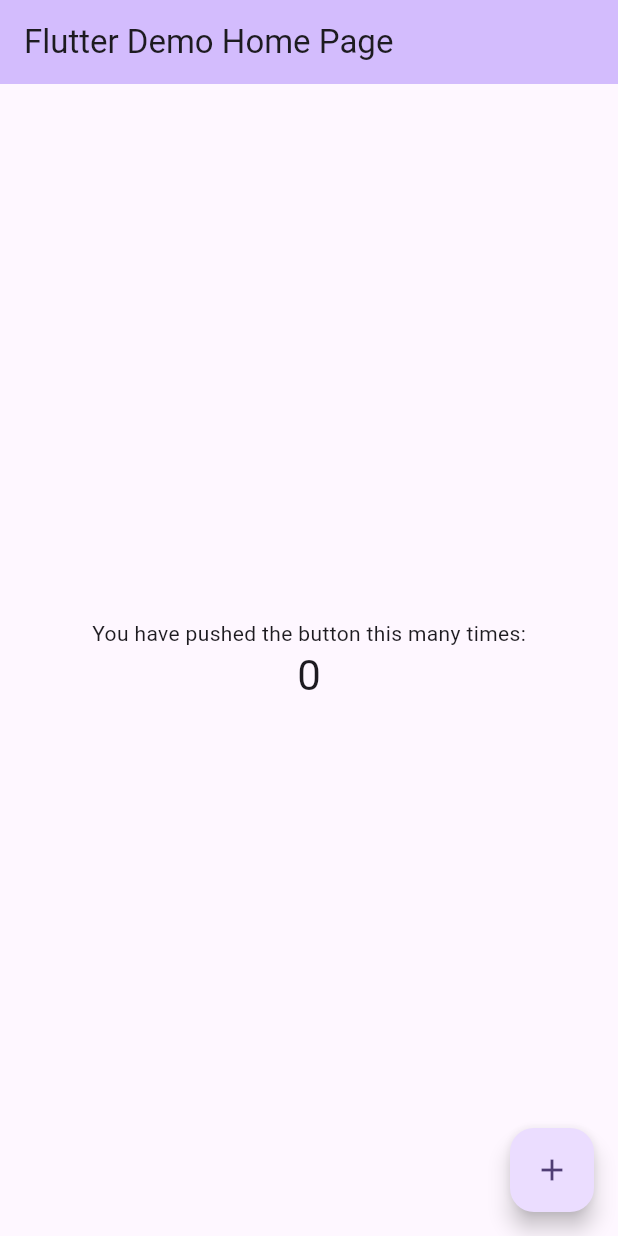
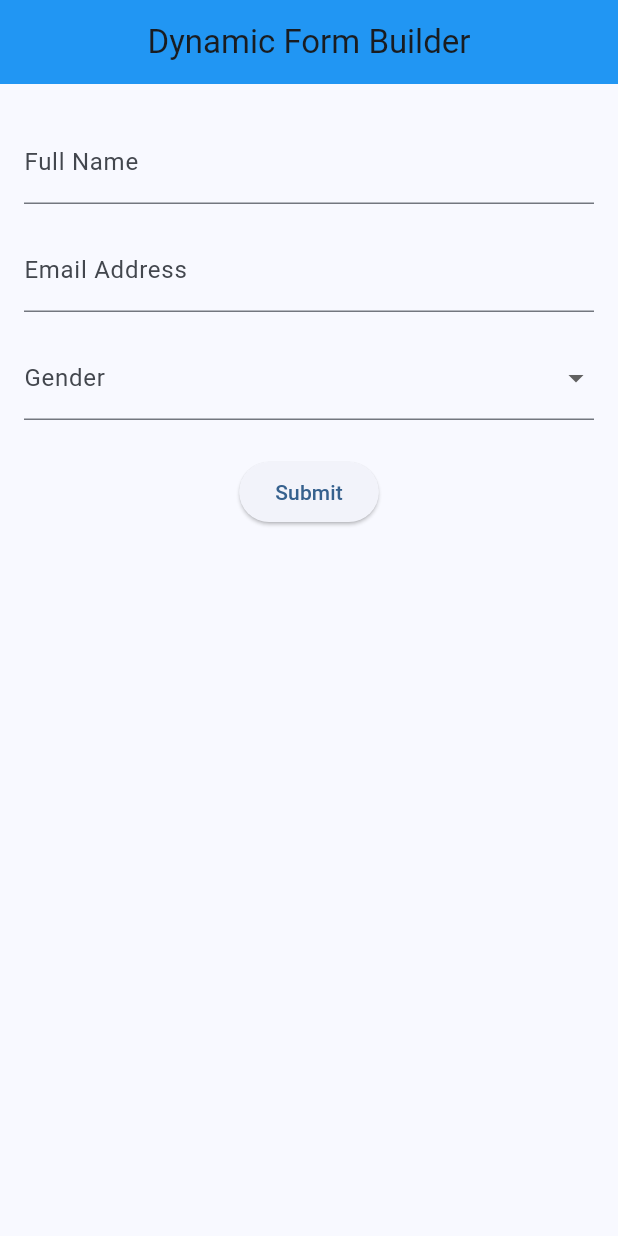
Before and after one commit to Excelsior-Technologies-Community/flutter_dynamic_form_builder, a Flutter app: the screen it shows after launch, on a phone screen of 412 x 824 dp. Run offline on Flutter 3.47's test engine with Material 3 defaults, Android fonts, the phone set to English and light mode, and no system bars.

Commit message:
dynamic_form_builder and add the packages.

```diff
--- /dev/null
+++ b/dynamic_form_builder/analysis_options.yaml
@@ -0,0 +1,4 @@
+include: package:flutter_lints/flutter.yaml
+
+# Additional information about this file can be found at
+# https://dart.dev/guides/language/analysis-options
--- /dev/null
+++ b/dynamic_form_builder/lib/dynamic_form_builder.dart
@@ -0,0 +1,6 @@
+library flutter_dynamic_form;
+
+
+export 'src/dynamic_form.dart';
+export 'src/form_controller.dart';
+export 'src/form_models.dart';
--- /dev/null
+++ b/dynamic_form_builder/lib/src/dynamic_form.dart
@@ -0,0 +1,52 @@
+import 'package:flutter/material.dart';
+import 'form_models.dart';
+import 'form_controller.dart';
+import 'form_field_factory.dart';
+
+
+class DynamicForm extends StatelessWidget {
+  final List<Map<String, dynamic>> json;
+  final DynamicFormController controller;
+  final VoidCallback onSubmit;
+
+
+  DynamicForm({
+    super.key,
+    required this.json,
+    required this.controller,
+    required this.onSubmit,
+  });
+
+
+  final _formKey = GlobalKey<FormState>();
+
+
+  @override
+  Widget build(BuildContext context) {
+    final fields = json.map((e) => DynamicFormField.fromMap(e)).toList();
+
+
+    return Form(
+      key: _formKey,
+      child: Column(
+        children: [
+          ...fields.map(
+                (f) => Padding(
+              padding: const EdgeInsets.symmetric(vertical: 8),
+              child: FormFieldFactory.buildField(f, controller),
+            ),
+          ),
+          const SizedBox(height: 16),
+          ElevatedButton(
+            onPressed: () {
+              if (_formKey.currentState!.validate()) {
+                onSubmit();
+              }
+            },
+            child: const Text('Submit'),
+          )
+        ],
+      ),
+    );
+  }
+}
--- /dev/null
+++ b/dynamic_form_builder/lib/src/form_controller.dart
@@ -0,0 +1,17 @@
+import 'package:flutter/material.dart';
+
+
+class DynamicFormController {
+  final Map<String, dynamic> values = {};
+
+
+  void setValue(String key, dynamic value) {
+    values[key] = value;
+  }
+
+
+  dynamic getValue(String key) => values[key];
+
+
+  Map<String, dynamic> getAllValues() => values;
+}
--- /dev/null
+++ b/dynamic_form_builder/lib/src/form_field_factory.dart
@@ -0,0 +1,44 @@
+import 'package:flutter/material.dart';
+import 'form_models.dart';
+import 'form_controller.dart';
+
+
+class FormFieldFactory {
+  static Widget buildField(
+      DynamicFormField field,
+      DynamicFormController controller,
+      ) {
+    switch (field.type) {
+      case 'text':
+        return TextFormField(
+          decoration: InputDecoration(labelText: field.label),
+          validator: field.required
+              ? (v) => v == null || v.isEmpty ? 'Required' : null
+              : null,
+          onChanged: (v) => controller.setValue(field.keyName, v),
+        );
+
+
+      case 'email':
+        return TextFormField(
+          decoration: InputDecoration(labelText: field.label),
+          keyboardType: TextInputType.emailAddress,
+          onChanged: (v) => controller.setValue(field.keyName, v),
+        );
+
+
+      case 'dropdown':
+        return DropdownButtonFormField(
+          decoration: InputDecoration(labelText: field.label),
+          items: field.options!
+              .map((e) => DropdownMenuItem(value: e, child: Text(e)))
+              .toList(),
+          onChanged: (v) => controller.setValue(field.keyName, v),
+        );
+
+
+      default:
+        return const SizedBox();
+    }
+  }
+}
--- /dev/null
+++ b/dynamic_form_builder/lib/src/form_models.dart
@@ -0,0 +1,27 @@
+class DynamicFormField {
+  final String type;
+  final String label;
+  final String keyName;
+  final bool required;
+  final List<dynamic>? options;
+
+
+  DynamicFormField({
+    required this.type,
+    required this.label,
+    required this.keyName,
+    this.required = false,
+    this.options,
+  });
+
+
+  factory DynamicFormField.fromMap(Map<String, dynamic> map) {
+    return DynamicFormField(
+      type: map['type'],
+      label: map['label'],
+      keyName: map['key'],
+      required: map['required'] ?? false,
+      options: map['options'],
+    );
+  }
+}
--- /dev/null
+++ b/lib/flutter_dynamic_form.dart
@@ -0,0 +1,6 @@
+library flutter_dynamic_form;
+
+
+export 'src/dynamic_form.dart';
+export 'src/form_controller.dart';
+export 'src/form_models.dart';
--- a/lib/main.dart
+++ b/lib/main.dart
@@ -1,4 +1,5 @@
 import 'package:flutter/material.dart';
+import 'flutter_dynamic_form.dart';
 
 void main() {
   runApp(const MyApp());
@@ -7,115 +8,76 @@ void main() {
 class MyApp extends StatelessWidget {
   const MyApp({super.key});
 
-  // This widget is the root of your application.
   @override
   Widget build(BuildContext context) {
     return MaterialApp(
-      title: 'Flutter Demo',
-      theme: ThemeData(
-        // This is the theme of your application.
-        //
-        // TRY THIS: Try running your application with "flutter run". You'll see
-        // the application has a purple toolbar. Then, without quitting the app,
-        // try changing the seedColor in the colorScheme below to Colors.green
-        // and then invoke "hot reload" (save your changes or press the "hot
-        // reload" button in a Flutter-supported IDE, or press "r" if you used
-        // the command line to start the app).
-        //
-        // Notice that the counter didn't reset back to zero; the application
-        // state is not lost during the reload. To reset the state, use hot
-        // restart instead.
-        //
-        // This works for code too, not just values: Most code changes can be
-        // tested with just a hot reload.
-        colorScheme: .fromSeed(seedColor: Colors.deepPurple),
-      ),
-      home: const MyHomePage(title: 'Flutter Demo Home Page'),
+      debugShowCheckedModeBanner: false,
+      title: 'Dynamic Form Demo',
+      theme: ThemeData(useMaterial3: true, colorSchemeSeed: Colors.blue),
+      home: const DynamicFormDemo(),
     );
   }
 }
 
-class MyHomePage extends StatefulWidget {
-  const MyHomePage({super.key, required this.title});
-
-  // This widget is the home page of your application. It is stateful, meaning
-  // that it has a State object (defined below) that contains fields that affect
-  // how it looks.
-
-  // This class is the configuration for the state. It holds the values (in this
-  // case the title) provided by the parent (in this case the App widget) and
-  // used by the build method of the State. Fields in a Widget subclass are
-  // always marked "final".
-
-  final String title;
+class DynamicFormDemo extends StatefulWidget {
+  const DynamicFormDemo({super.key});
 
   @override
-  State<MyHomePage> createState() => _MyHomePageState();
+  State<DynamicFormDemo> createState() => _DynamicFormDemoState();
 }
 
-class _MyHomePageState extends State<MyHomePage> {
-  int _counter = 0;
+class _DynamicFormDemoState extends State<DynamicFormDemo> {
+  final DynamicFormController _controller = DynamicFormController();
 
-  void _incrementCounter() {
-    setState(() {
-      // This call to setState tells the Flutter framework that something has
-      // changed in this State, which causes it to rerun the build method below
-      // so that the display can reflect the updated values. If we changed
-      // _counter without calling setState(), then the build method would not be
-      // called again, and so nothing would appear to happen.
-      _counter++;
-    });
-  }
+  final List<Map<String, dynamic>> formJson = [
+    {"type": "text", "label": "Full Name", "key": "name", "required": true},
+    {
+      "type": "email",
+      "label": "Email Address",
+      "key": "email",
+      "required": true,
+    },
+    {
+      "type": "dropdown",
+      "label": "Gender",
+      "key": "gender",
+      "options": ["Male", "Female", "Other"],
+    },
+  ];
 
   @override
   Widget build(BuildContext context) {
-    // This method is rerun every time setState is called, for instance as done
-    // by the _incrementCounter method above.
-    //
-    // The Flutter framework has been optimized to make rerunning build methods
-    // fast, so that you can just rebuild anything that needs updating rather
-    // than having to individually change instances of widgets.
     return Scaffold(
       appBar: AppBar(
-        // TRY THIS: Try changing the color here to a specific color (to
-        // Colors.amber, perhaps?) and trigger a hot reload to see the AppBar
-        // change color while the other colors stay the same.
-        backgroundColor: Theme.of(context).colorScheme.inversePrimary,
-        // Here we take the value from the MyHomePage object that was created by
-        // the App.build method, and use it to set our appbar title.
-        title: Text(widget.title),
+        title: const Text("Dynamic Form Builder"),
+        centerTitle: true,
+        backgroundColor: Colors.blue,
       ),
-      body: Center(
-        // Center is a layout widget. It takes a single child and positions it
-        // in the middle of the parent.
-        child: Column(
-          // Column is also a layout widget. It takes a list of children and
-          // arranges them vertically. By default, it sizes itself to fit its
-          // children horizontally, and tries to be as tall as its parent.
-          //
-          // Column has various properties to control how it sizes itself and
-          // how it positions its children. Here we use mainAxisAlignment to
-          // center the children vertically; the main axis here is the vertical
-          // axis because Columns are vertical (the cross axis would be
-          // horizontal).
-          //
-          // TRY THIS: Invoke "debug painting" (choose the "Toggle Debug Paint"
-          // action in the IDE, or press "p" in the console), to see the
-          // wireframe for each widget.
-          mainAxisAlignment: .center,
-          children: [
-            const Text('You have pushed the button this many times:'),
-            Text(
-              '$_counter',
-              style: Theme.of(context).textTheme.headlineMedium,
-            ),
-          ],
+      body: Padding(
+        padding: const EdgeInsets.all(16),
+        child: SingleChildScrollView(
+          child: DynamicForm(
+            json: formJson,
+            controller: _controller,
+            onSubmit: () {
+              final data = _controller.getAllValues();
+
+              showDialog(
+                context: context,
+                builder: (_) => AlertDialog(
+                  title: const Text("Form Data"),
+                  content: Text(data.toString()),
+                  actions: [
+                    TextButton(
+                      onPressed: () => Navigator.pop(context),
+                      child: const Text("OK"),
+                    ),
+                  ],
+                ),
+              );
+            },
+          ),
         ),
-      ),
-      floatingActionButton: FloatingActionButton(
-        onPressed: _incrementCounter,
-        tooltip: 'Increment',
-        child: const Icon(Icons.add),
       ),
     );
   }
--- /dev/null
+++ b/lib/src/dynamic_form.dart
@@ -0,0 +1,52 @@
+import 'package:flutter/material.dart';
+import 'form_models.dart';
+import 'form_controller.dart';
+import 'form_field_factory.dart';
+
+
+class DynamicForm extends StatelessWidget {
+  final List<Map<String, dynamic>> json;
+  final DynamicFormController controller;
+  final VoidCallback onSubmit;
+
+
+  DynamicForm({
+    super.key,
+    required this.json,
+    required this.controller,
+    required this.onSubmit,
+  });
+
+
+  final _formKey = GlobalKey<FormState>();
+
+
+  @override
+  Widget build(BuildContext context) {
+    final fields = json.map((e) => DynamicFormField.fromMap(e)).toList();
+
+
+    return Form(
+      key: _formKey,
+      child: Column(
+        children: [
+          ...fields.map(
+                (f) => Padding(
+              padding: const EdgeInsets.symmetric(vertical: 8),
+              child: FormFieldFactory.buildField(f, controller),
+            ),
+          ),
+          const SizedBox(height: 16),
+          ElevatedButton(
+            onPressed: () {
+              if (_formKey.currentState!.validate()) {
+                onSubmit();
+              }
+            },
+            child: const Text('Submit'),
+          )
+        ],
+      ),
+    );
+  }
+}
--- /dev/null
+++ b/lib/src/form_controller.dart
@@ -0,0 +1,17 @@
+import 'package:flutter/material.dart';
+
+
+class DynamicFormController {
+  final Map<String, dynamic> values = {};
+
+
+  void setValue(String key, dynamic value) {
+    values[key] = value;
+  }
+
+
+  dynamic getValue(String key) => values[key];
+
+
+  Map<String, dynamic> getAllValues() => values;
+}
--- /dev/null
+++ b/lib/src/form_field_factory.dart
@@ -0,0 +1,44 @@
+import 'package:flutter/material.dart';
+import 'form_models.dart';
+import 'form_controller.dart';
+
+
+class FormFieldFactory {
+  static Widget buildField(
+      DynamicFormField field,
+      DynamicFormController controller,
+      ) {
+    switch (field.type) {
+      case 'text':
+        return TextFormField(
+          decoration: InputDecoration(labelText: field.label),
+          validator: field.required
+              ? (v) => v == null || v.isEmpty ? 'Required' : null
+              : null,
+          onChanged: (v) => controller.setValue(field.keyName, v),
+        );
+
+
+      case 'email':
+        return TextFormField(
+          decoration: InputDecoration(labelText: field.label),
+          keyboardType: TextInputType.emailAddress,
+          onChanged: (v) => controller.setValue(field.keyName, v),
+        );
+
+
+      case 'dropdown':
+        return DropdownButtonFormField(
+          decoration: InputDecoration(labelText: field.label),
+          items: field.options!
+              .map((e) => DropdownMenuItem(value: e, child: Text(e)))
+              .toList(),
+          onChanged: (v) => controller.setValue(field.keyName, v),
+        );
+
+
+      default:
+        return const SizedBox();
+    }
+  }
+}
--- /dev/null
+++ b/lib/src/form_models.dart
@@ -0,0 +1,27 @@
+class DynamicFormField {
+  final String type;
+  final String label;
+  final String keyName;
+  final bool required;
+  final List<dynamic>? options;
+
+
+  DynamicFormField({
+    required this.type,
+    required this.label,
+    required this.keyName,
+    this.required = false,
+    this.options,
+  });
+
+
+  factory DynamicFormField.fromMap(Map<String, dynamic> map) {
+    return DynamicFormField(
+      type: map['type'],
+      label: map['label'],
+      keyName: map['key'],
+      required: map['required'] ?? false,
+      options: map['options'],
+    );
+  }
+}
```
Also changed, not shown: dynamic_form_builder/pubspec.yaml (added, +54 -0 lines), 6 other files.
